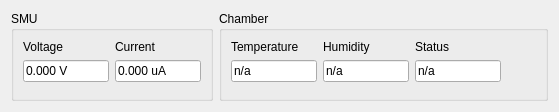
hephy-dd/comet-longterm, file comet_longterm/statuswidget.ui: the form before one commit.
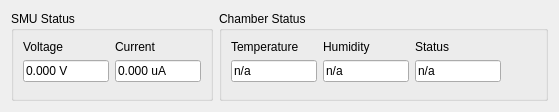
The form after the commit.

What changed in the file:
```diff
--- a/comet_longterm/statuswidget.ui
+++ b/comet_longterm/statuswidget.ui
@@ -17,7 +17,7 @@
    <item>
     <widget class="QGroupBox" name="smuGroupBox">
      <property name="title">
-      <string>SMU</string>
+      <string>SMU Status</string>
      </property>
      <layout class="QGridLayout" name="gridLayout_3">
       <item row="1" column="1">
@@ -118,7 +118,7 @@
       </sizepolicy>
      </property>
      <property name="title">
-      <string>Chamber</string>
+      <string>Chamber Status</string>
      </property>
      <layout class="QGridLayout" name="gridLayout">
       <item row="1" column="3">
```
